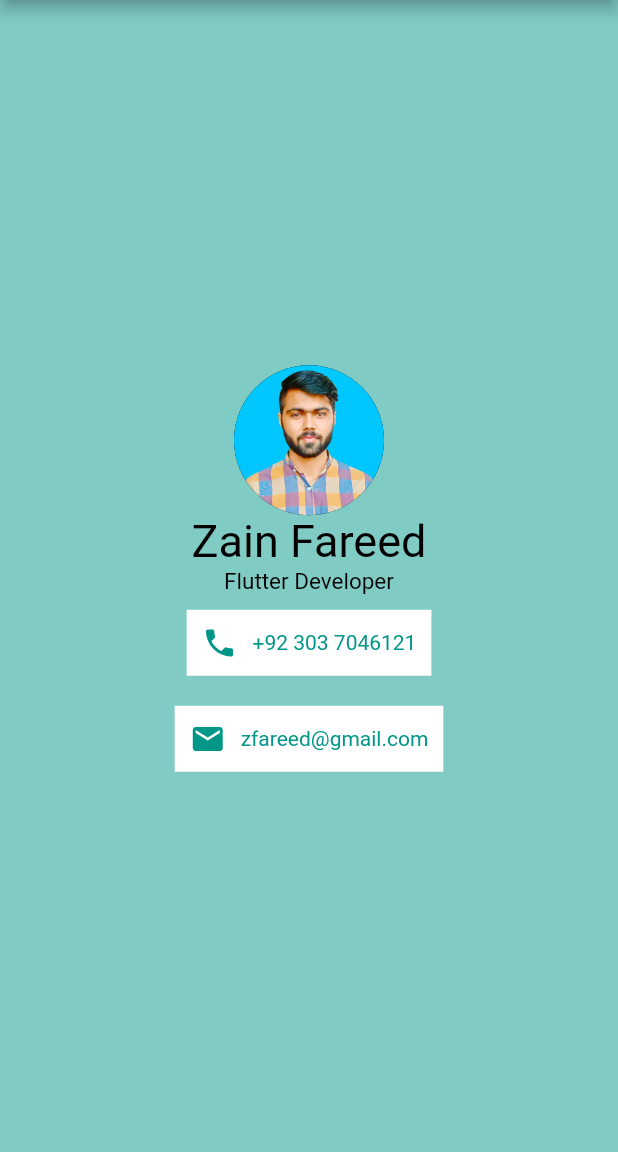
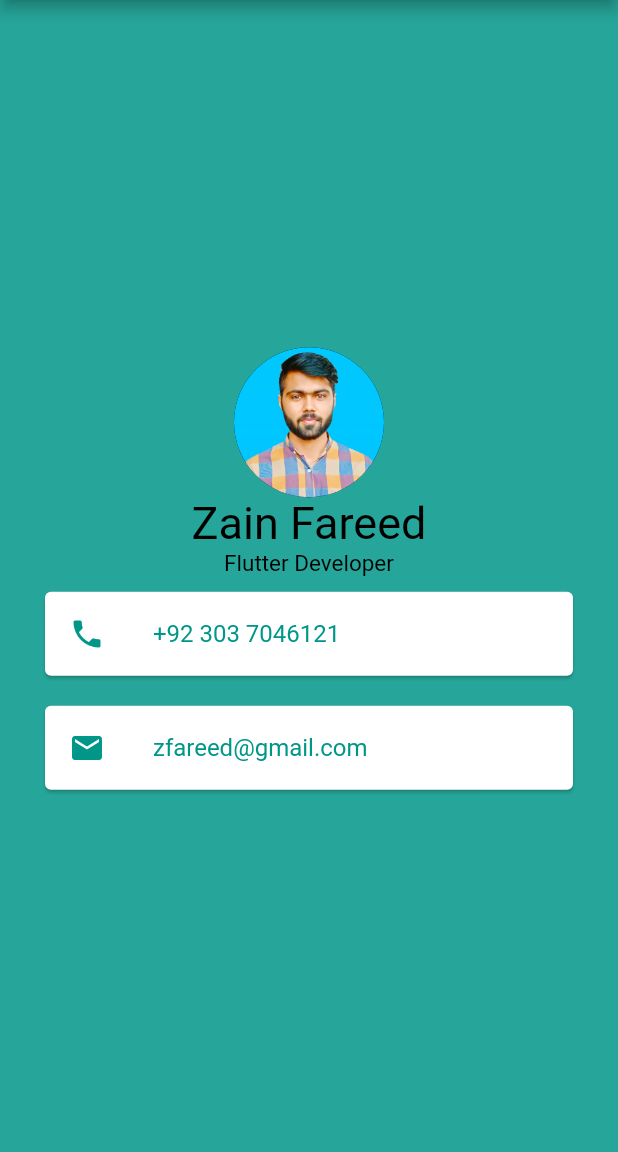
Before and after one commit to zfareed/flutter_mi_card, a Flutter app: the screen it shows after launch, on a phone screen of 412 x 824 dp, the part 84-1236 px from its top. Run offline on Flutter 3.47's test engine with Material 2 defaults, Android fonts, the phone set to English and light mode, and no system bars.

Commit message:
Use of card and its features

```diff
--- a/lib/main.dart
+++ b/lib/main.dart
@@ -10,7 +10,7 @@ class MyApp extends StatelessWidget {
   Widget build(BuildContext context) {
     return MaterialApp(
       home: Scaffold(
-        backgroundColor: Colors.teal.shade200,
+        backgroundColor: Colors.teal.shade400,
       appBar: AppBar(
         title: Text('MI Card'),
         backgroundColor: Colors.teal,
@@ -27,36 +27,26 @@ class MyApp extends StatelessWidget {
               ),
               Text('Zain Fareed',style: TextStyle(color: Colors.black,fontSize: 30.0,fontStyle: FontStyle.normal)),
               Text('Flutter Developer', style: TextStyle(color: Colors.black, fontSize: 15.0)),
-              Container(
-                margin: EdgeInsets.symmetric(vertical: 10.0),
-                padding: EdgeInsets.all(10.0),
+              Card(
+                margin: EdgeInsets.symmetric(vertical: 10.0, horizontal: 30.0),
                 color: Colors.white,
-                child: Row(
-                  mainAxisSize: MainAxisSize.min,
-                  children: [
-                    Icon(Icons.phone,
-                    color: Colors.teal,),
-                    SizedBox(
-                      width: 10.0),
-                    Text('+92 303 7046121', style: TextStyle(color: Colors.teal),)
-                  ],
+                child: ListTile(
+                  leading: Icon(Icons.phone,
+                      color: Colors.teal),
+                  title: Text('+92 303 7046121', style: TextStyle(color: Colors.teal)
+                  )
+                ),
+                ),
+              Card(
+                margin: EdgeInsets.symmetric(vertical: 10.0, horizontal: 30.0),
+                color: Colors.white,
+                child: ListTile(
+                  leading: Icon(Icons.email,
+                    color: Colors.teal),
+                  title:Text('zfareed@gmail.com', style: TextStyle(color: Colors.teal)
+                  ),
                 ),
               ),
-              Container(
-                margin: EdgeInsets.symmetric(vertical: 10.0),
-                padding: EdgeInsets.all(10.0),
-                color: Colors.white,
-                child: Row(
-                  mainAxisSize: MainAxisSize.min,
-                  children: [
-                    Icon(Icons.email,
-                      color: Colors.teal,),
-                    SizedBox(
-                        width: 10.0),
-                    Text('zfareed@gmail.com', style: TextStyle(color: Colors.teal),)
-                  ],
-                ),
-              )
             ],
           ),
         ),
```
